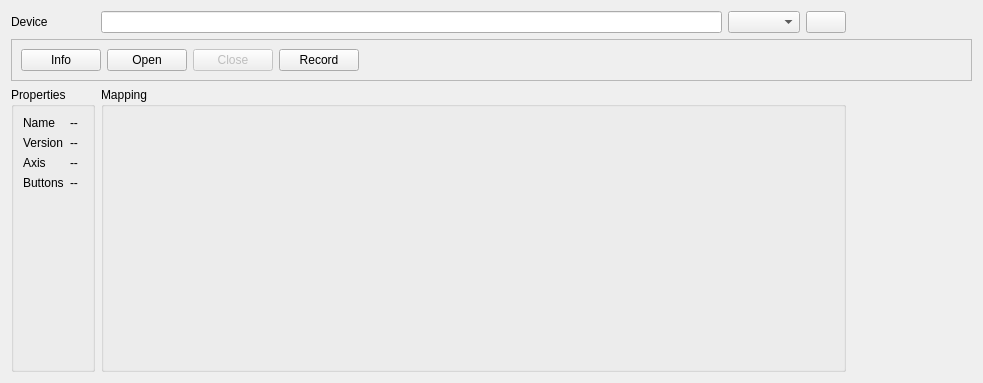
First picture: the form in applications/drone/drone-ui/joystick/JoystickOptionsWidget.ui, repository PimenovAlexander/corecvs, before the edit.
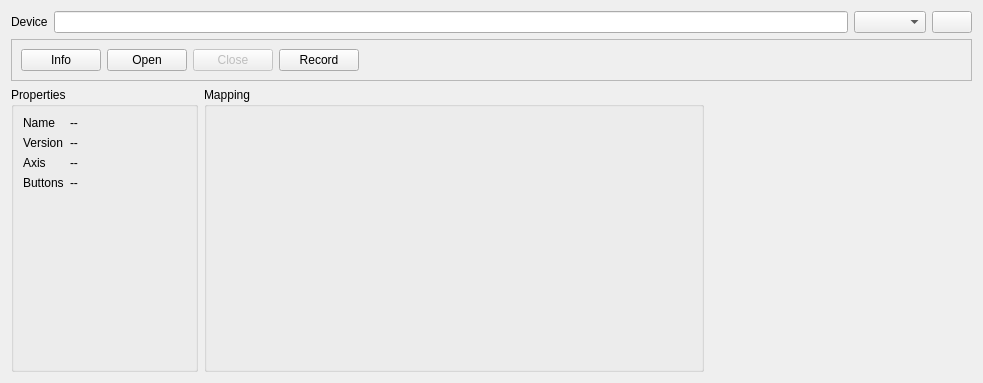
Second picture: the form after the edit. Icons and pictures are not drawn. Custom widgets are drawn as their Qt base class.

Commit message: Adding more joystick functions

Diff of the .ui file:
```diff
--- a/applications/drone/drone-ui/joystick/JoystickOptionsWidget.ui
+++ b/applications/drone/drone-ui/joystick/JoystickOptionsWidget.ui
@@ -14,41 +14,20 @@
    <string>Form</string>
   </property>
   <layout class="QGridLayout" name="gridLayout">
-   <item row="0" column="2">
-    <widget class="QComboBox" name="comboBox"/>
-   </item>
-   <item row="0" column="1">
-    <widget class="QLineEdit" name="deviceLineEdit"/>
-   </item>
-   <item row="0" column="3">
-    <widget class="QPushButton" name="rereadButton">
-     <property name="toolTip">
-      <string>Refresh</string>
-     </property>
-     <property name="text">
-      <string/>
-     </property>
-     <property name="icon">
-      <iconset resource="../../../../resources/main.qrc">
-       <normaloff>:/new/prefix1/refresh.png</normaloff>:/new/prefix1/refresh.png</iconset>
-     </property>
-     <property name="iconSize">
-      <size>
-       <width>24</width>
-       <height>24</height>
-      </size>
-     </property>
-    </widget>
-   </item>
-   <item row="0" column="0">
-    <widget class="QLabel" name="label">
-     <property name="text">
-      <string>Device</string>
-     </property>
-    </widget>
-   </item>
-   <item row="3" column="0">
+   <item row="4" column="0">
     <widget class="QGroupBox" name="groupBox">
+     <property name="sizePolicy">
+      <sizepolicy hsizetype="Preferred" vsizetype="Preferred">
+       <horstretch>0</horstretch>
+       <verstretch>0</verstretch>
+      </sizepolicy>
+     </property>
+     <property name="maximumSize">
+      <size>
+       <width>300</width>
+       <height>16777215</height>
+      </size>
+     </property>
      <property name="title">
       <string>Properties</string>
      </property>
@@ -112,25 +91,21 @@
      </layout>
     </widget>
    </item>
-   <item row="3" column="1" colspan="3">
+   <item row="4" column="1" colspan="3">
     <widget class="QGroupBox" name="mappingBox">
+     <property name="maximumSize">
+      <size>
+       <width>500</width>
+       <height>16777215</height>
+      </size>
+     </property>
      <property name="title">
       <string>Mapping</string>
      </property>
      <layout class="QVBoxLayout" name="verticalLayout_2"/>
     </widget>
    </item>
-   <item row="3" column="4">
-    <widget class="GraphPlotDialog" name="graphWidget" native="true">
-     <property name="minimumSize">
-      <size>
-       <width>120</width>
-       <height>40</height>
-      </size>
-     </property>
-    </widget>
-   </item>
-   <item row="1" column="0" colspan="5">
+   <item row="2" column="0" colspan="5">
     <widget class="QFrame" name="frame">
      <property name="sizePolicy">
       <sizepolicy hsizetype="Preferred" vsizetype="Fixed">
@@ -241,6 +216,59 @@
      </layout>
     </widget>
    </item>
+   <item row="4" column="4">
+    <widget class="GraphPlotDialog" name="graphWidget" native="true">
+     <property name="minimumSize">
+      <size>
+       <width>120</width>
+       <height>40</height>
+      </size>
+     </property>
+    </widget>
+   </item>
+   <item row="1" column="0" colspan="5">
+    <layout class="QHBoxLayout" name="horizontalLayout_2">
+     <item>
+      <widget class="QLabel" name="label">
+       <property name="sizePolicy">
+        <sizepolicy hsizetype="Preferred" vsizetype="Fixed">
+         <horstretch>0</horstretch>
+         <verstretch>0</verstretch>
+        </sizepolicy>
+       </property>
+       <property name="text">
+        <string>Device</string>
+       </property>
+      </widget>
+     </item>
+     <item>
+      <widget class="QLineEdit" name="deviceLineEdit"/>
+     </item>
+     <item>
+      <widget class="QComboBox" name="comboBox"/>
+     </item>
+     <item>
+      <widget class="QPushButton" name="rereadButton">
+       <property name="toolTip">
+        <string>Refresh</string>
+       </property>
+       <property name="text">
+        <string/>
+       </property>
+       <property name="icon">
+        <iconset resource="../../../../resources/main.qrc">
+         <normaloff>:/new/prefix1/refresh.png</normaloff>:/new/prefix1/refresh.png</iconset>
+       </property>
+       <property name="iconSize">
+        <size>
+         <width>24</width>
+         <height>24</height>
+        </size>
+       </property>
+      </widget>
+     </item>
+    </layout>
+   </item>
   </layout>
  </widget>
  <customwidgets>
```
The commit also changes 11 other files.
